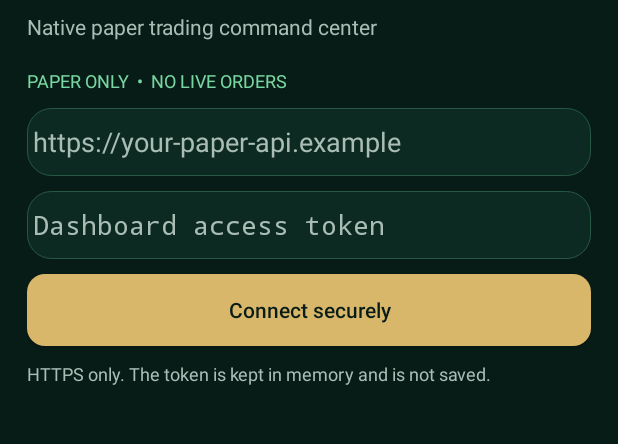
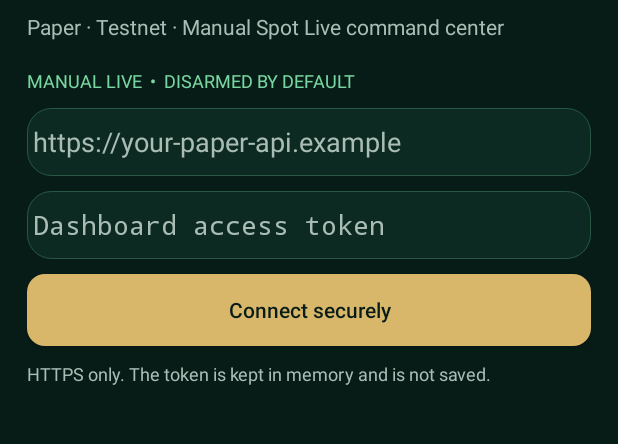
Before and after one commit to IskanderKhemiri1234/muslims-app, an Android app: the screen it shows after launch (MainActivity), on a phone screen of 412 x 824 dp, the part 450-894 px from its top. Run offline under Robolectric (Android 15) with nearby library versions, the phone set to English and light mode, and no system bars.

Commit message:
Clarify Android app mode labels for manual Live controls

```diff
--- a/android-app/app/src/main/java/com/iskander/aitrade/MainActivity.kt
+++ b/android-app/app/src/main/java/com/iskander/aitrade/MainActivity.kt
@@ -81,10 +81,10 @@ class MainActivity : Activity() {
     private fun login() {
         root = layout().apply { gravity = Gravity.CENTER_VERTICAL }
         root.addView(label("ISKANDER AI TRADE", 27f, gold))
-        root.addView(label("Native paper trading command center", 14f, muted).apply {
+        root.addView(label("Paper · Testnet · Manual Spot Live command center", 14f, muted).apply {
             setPadding(0, dp(8), 0, dp(18))
         })
-        root.addView(label("PAPER ONLY  •  NO LIVE ORDERS", 12f, green))
+        root.addView(label("MANUAL LIVE  •  DISARMED BY DEFAULT", 12f, green))
         urlField = EditText(this).apply {
             hint = "https://your-paper-api.example"; setSingleLine(true); setText(baseUrl)
             setTextColor(Color.WHITE); setHintTextColor(muted); background = panel()
@@ -190,7 +190,7 @@ class MainActivity : Activity() {
         controls.addView(cycle, LinearLayout.LayoutParams(0, dp(50), 1f))
         body.addView(controls, params())
         body.addView(makeButton("Disconnect") { token = ""; login() }, params())
-        body.addView(label("Public market data · Authenticated account · Paper execution only", 11f, muted), params())
+        body.addView(label("Paper · Testnet · Manual Spot Live (separately armed)", 11f, muted), params())
         scroll.addView(body); root.addView(scroll); setContentView(root)
         render(s, m)
         refreshLiveState()
```
